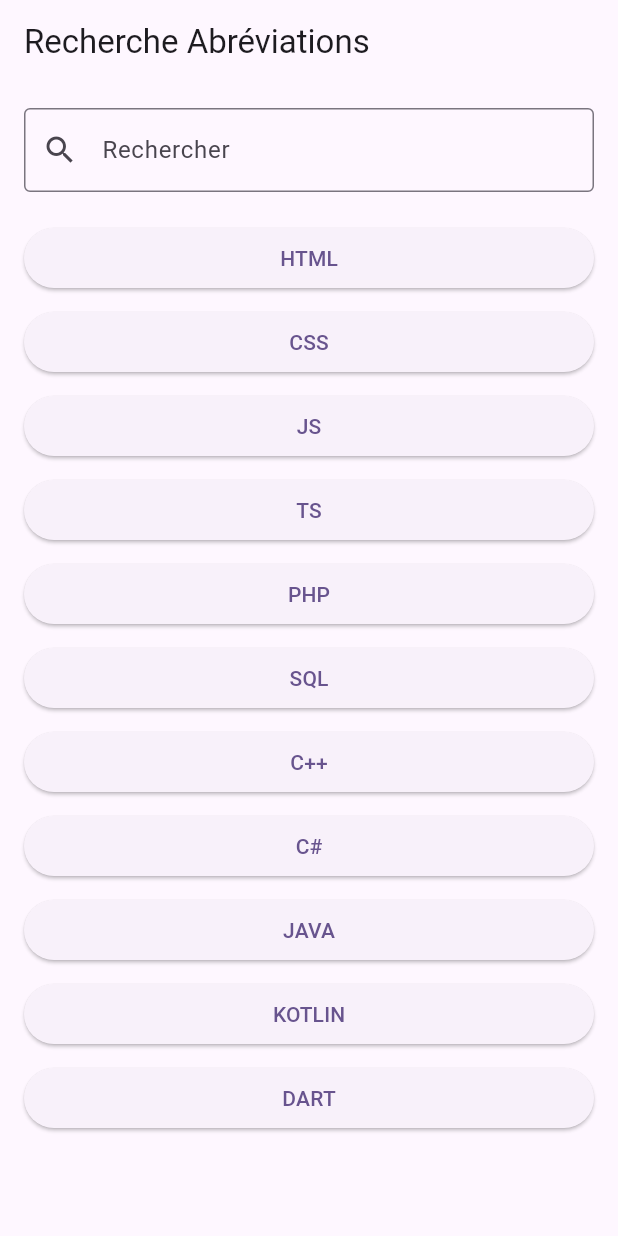
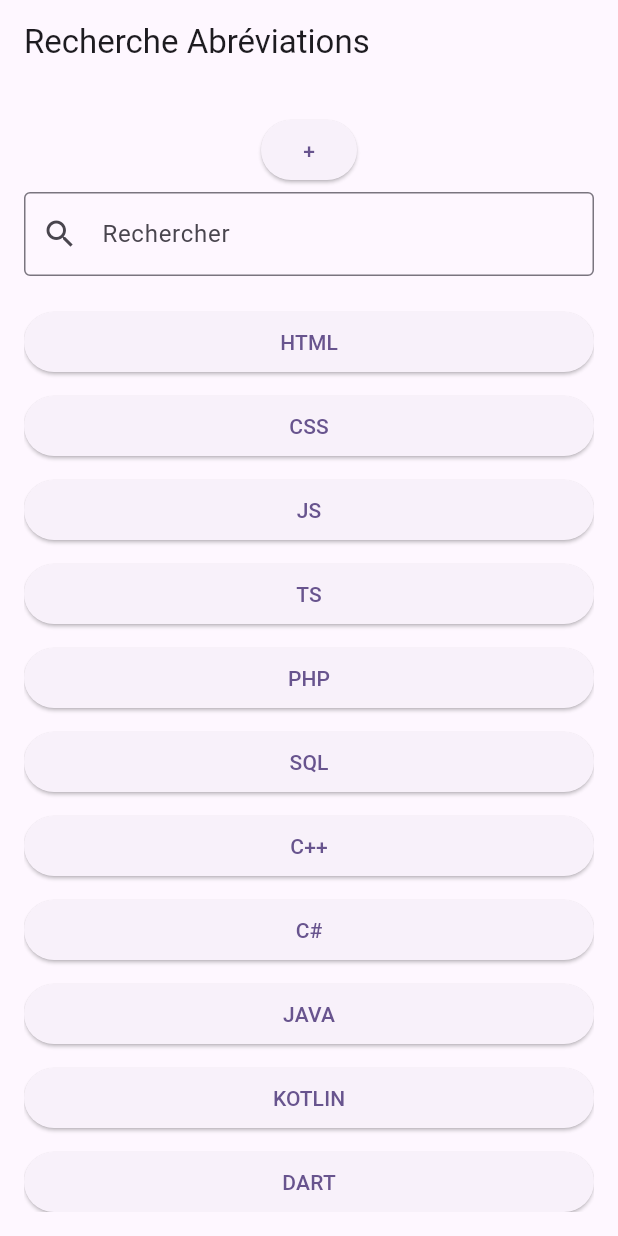
Before and after one commit to newedgar/IF37, a Flutter app: the AbbreviationFilterPage screen opened directly, on a phone screen of 412 x 824 dp. Run offline on Flutter 3.47's test engine with Material 3 defaults, Android fonts, the light colour scheme and no system bars; our stand-ins replace auto_size_text, flutter_tts, shared_preferences, toastification; accounts and stored records are empty.

Commit message:
Add files via upload

```diff
--- a/lib/page/main.dart
+++ b/lib/page/main.dart
@@ -64,6 +64,7 @@ class _AbbreviationFilterPageState extends State<AbbreviationFilterPage> {
         padding: const EdgeInsets.all(16.0),
         child: Column(
           children: [
+            buildButton("+"),
             // Barre de recherche
             TextField(
               controller: _searchController,
```
